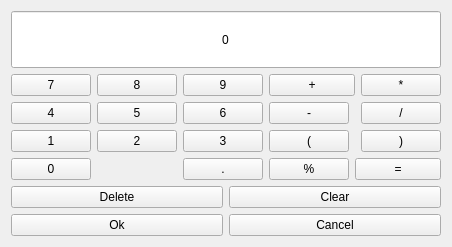
This is plugins/Commands/Calculator/calculatorwidget.ui in KDE/simon as Qt 5 draws it before an edit. The edited form follows.
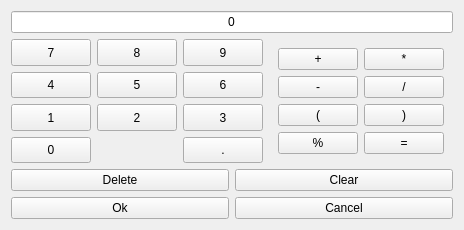
This is the edited form. Custom widgets are drawn as their Qt base class.

Commit message: Fix "revert to default" for command plugin fonts; Improving button layout for calculator; Adding new library simonvoiceui

What changed in the file:
```diff
--- a/plugins/Commands/Calculator/calculatorwidget.ui
+++ b/plugins/Commands/Calculator/calculatorwidget.ui
@@ -6,8 +6,8 @@
    <rect>
     <x>0</x>
     <y>0</y>
-    <width>235</width>
-    <height>247</height>
+    <width>242</width>
+    <height>215</height>
    </rect>
   </property>
   <property name="windowTitle">
@@ -194,10 +194,7 @@
         <item>
          <widget class="QWidget" name="wgCalculator" native="true">
           <layout class="QGridLayout" name="gridLayout_2">
-           <property name="margin">
-            <number>0</number>
-           </property>
-           <item row="0" column="0" colspan="2">
+           <item row="0" column="0">
             <widget class="KPushButton" name="pbPlus">
              <property name="sizePolicy">
               <sizepolicy hsizetype="Minimum" vsizetype="Minimum">
@@ -210,7 +207,7 @@
              </property>
             </widget>
            </item>
-           <item row="0" column="2">
+           <item row="0" column="1">
             <widget class="KPushButton" name="pbMultiply">
              <property name="sizePolicy">
               <sizepolicy hsizetype="Minimum" vsizetype="Minimum">
@@ -236,7 +233,7 @@
              </property>
             </widget>
            </item>
-           <item row="1" column="2">
+           <item row="1" column="1">
             <widget class="KPushButton" name="pbDivide">
              <property name="sizePolicy">
               <sizepolicy hsizetype="Minimum" vsizetype="Minimum">
@@ -256,7 +253,7 @@
              </property>
             </widget>
            </item>
-           <item row="2" column="2">
+           <item row="2" column="1">
             <widget class="KPushButton" name="pbBracketClose">
              <property name="text">
               <string>)</string>
@@ -270,7 +267,7 @@
              </property>
             </widget>
            </item>
-           <item row="3" column="1" colspan="2">
+           <item row="3" column="1">
             <widget class="KPushButton" name="pbEquals">
              <property name="sizePolicy">
               <sizepolicy hsizetype="Minimum" vsizetype="Minimum">
```
The commit also changes 7 other files.
